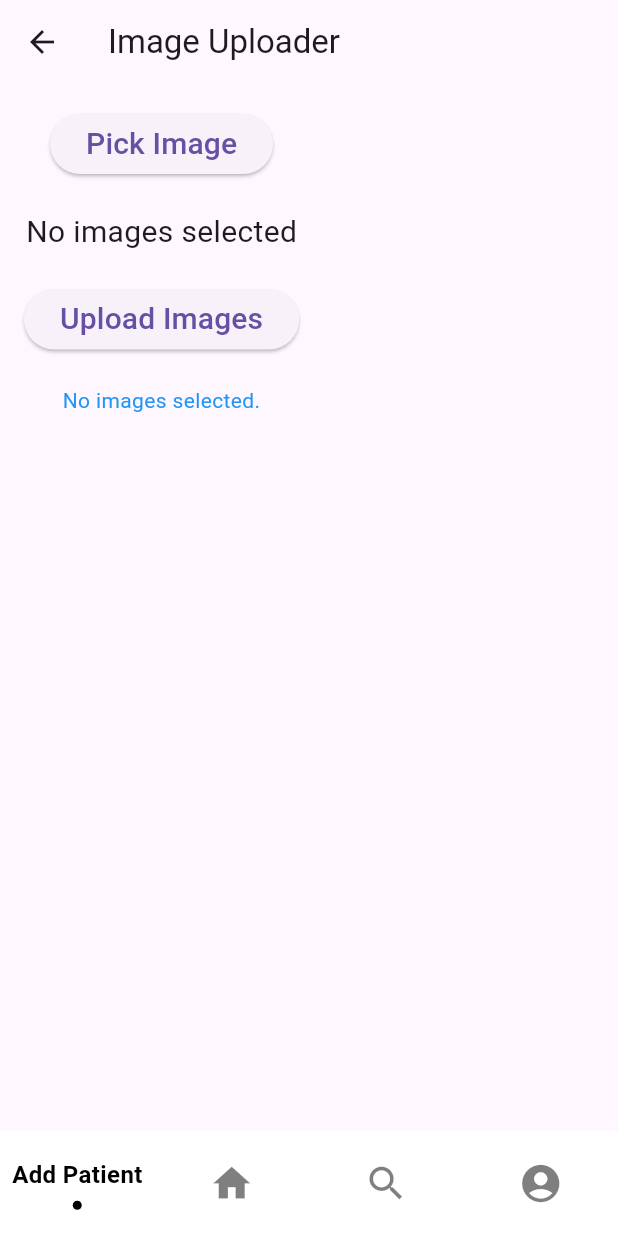
After one commit to Ezzaldeen-Saeed/RayScan, a Flutter app: the ImageUpload_subview screen opened by its route, after a tap on "Upload Images", on a phone screen of 412 x 824 dp. The commit adds this screen. Run offline on Flutter 3.47's test engine with Material 3 defaults, Android fonts, the phone set to English and light mode, and no system bars; drawn by our look-alikes of sliding_clipped_nav_bar; our stand-ins replace cloud_firestore, firebase_auth, firebase_core, go_router, hive, hive_flutter and 1 more; accounts and stored records are empty; network calls fail.

Commit message:
some cleanup

```diff
--- /dev/null
+++ b/devtools_options.yaml
@@ -0,0 +1,3 @@
+description: This file stores settings for Dart & Flutter DevTools.
+documentation: https://docs.flutter.dev/tools/devtools/extensions#configure-extension-enablement-states
+extensions:
--- a/lib/auth/auth_service.dart
+++ b/lib/auth/auth_service.dart
@@ -1,7 +1,10 @@
 import 'dart:developer';
+
 import 'package:cloud_firestore/cloud_firestore.dart';
 import 'package:firebase_auth/firebase_auth.dart';
 
+final String flaskServerUrl = "https://concrete-grub-immensely.ngrok-free.app";
+final String ngrokAuthKey = "2pDPe8ogpPOBHqz4nBgLkAcDbZ4_82p96Bo7vdpmcvDtKAWFN";
 
 class AuthService {
   final _auth = FirebaseAuth.instance;
--- a/lib/navigation/app_navigation.dart
+++ b/lib/navigation/app_navigation.dart
@@ -11,14 +11,25 @@ import 'package:testnav/views/signup_login/login_view.dart';
 import 'package:testnav/views/signup_login/signup_view.dart';
 import 'package:testnav/views/wrapper/main_wrapper.dart';
 
+import '../views/addPatient/imageUploadPage_view.dart';
+
+// Pages Names
+//  - /login
+//  - /signup
+//  - /home
+//  - /search
+//  - /profile
+//  - /addPatient
+//  - /addPatient/imageUpload_subview
+
 class AppNavigation {
   AppNavigation._();
 
   static late String initial;
-
   static Future<void> setInitial() async {
     bool isLoggedIn = await hs.isLoggedIn();
-    initial = isLoggedIn ? "/home" : "/login";
+    // initial = isLoggedIn ? "/home" : "/login";
+    initial = "/home";
     log("Since User Is Logged In Initial Route: $initial");
   }
 
@@ -72,26 +83,25 @@ class AppNavigation {
                 name: "Add Patient",
                 builder: (BuildContext context, GoRouterState state) =>
                     const AddPatientView(),
-                // When adding the Pages Inside the Home
-                // routes: [
-                //   GoRoute(
-                //     path: "subSetting",
-                //     name: "subSetting",
-                //     pageBuilder: (context, state) {
-                //       return CustomTransitionPage<void>(
-                //         key: state.pageKey,
-                //         child: const SubSettingsView(),
-                //         transitionsBuilder: (
-                //           context,
-                //           animation,
-                //           secondaryAnimation,
-                //           child,
-                //         ) =>
-                //             FadeTransition(opacity: animation, child: child),
-                //       );
-                //     },
-                //   ),
-                // ],
+                routes: [
+                  GoRoute(
+                    path: "imageUpload_subview",
+                    name: "Image Upload Page",
+                    pageBuilder: (context, state) {
+                      return CustomTransitionPage<void>(
+                        key: state.pageKey,
+                        child: ImageUpload_subview(),
+                        transitionsBuilder: (
+                          context,
+                          animation,
+                          secondaryAnimation,
+                          child,
+                        ) =>
+                            FadeTransition(opacity: animation, child: child),
+                      );
+                    },
+                  ),
+                ],
               ),
             ],
           ),
@@ -105,20 +115,6 @@ class AppNavigation {
                 name: "Home",
                 builder: (BuildContext context, GoRouterState state) =>
                     HomeView(),
-                // When adding the Pages Inside the Home
-                // routes: [
-                //   GoRoute(
-                //     path: 'subHome',
-                //     name: 'subHome',
-                //     pageBuilder: (context, state) => CustomTransitionPage<void>(
-                //       key: state.pageKey,
-                //       child: const SubHomeView(),
-                //       transitionsBuilder:
-                //           (context, animation, secondaryAnimation, child) =>
-                //               FadeTransition(opacity: animation, child: child),
-                //     ),
-                //   ),
-                // ],
               ),
             ],
           ),
--- a/lib/utils/utility.dart
+++ b/lib/utils/utility.dart
@@ -36,7 +36,6 @@ class SignUpAndLogin{
     if (user != null) {
       log("User Created Succesfully");
       login(context, email, password);
-      context.go('/home');
     }
   }
 
--- /dev/null
+++ b/lib/views/addPatient/imageUploadPage_view.dart
@@ -0,0 +1,100 @@
+import 'package:flutter/material.dart';
+import 'package:http/http.dart' as http;
+import 'package:image_picker/image_picker.dart';
+import 'package:testnav/auth/auth_service.dart';
+
+class ImageUpload_subview extends StatefulWidget {
+  @override
+  _ImageUpload_subviewState createState() => _ImageUpload_subviewState();
+}
+
+class _ImageUpload_subviewState extends State<ImageUpload_subview> {
+  List<XFile> _selectedImages = [];
+  final ImagePicker _picker = ImagePicker();
+  String _responseMessage = "";
+
+  // Pick a single image
+  Future<void> pickImage() async {
+    final pickedFile = await _picker.pickImage(source: ImageSource.gallery);
+    if (pickedFile != null) {
+      setState(() {
+        _selectedImages.add(pickedFile);
+      });
+    }
+  }
+
+  Future<void> uploadImages() async {
+    if (_selectedImages.isEmpty) {
+      setState(() {
+        _responseMessage = "No images selected.";
+      });
+      return;
+    }
+
+    final uri = Uri.parse("$flaskServerUrl/upload");
+
+    try {
+      var request = http.MultipartRequest('POST', uri);
+
+      // Add the Ngrok Authorization token
+      request.headers['Authorization'] = ngrokAuthKey;
+
+      // Add images to the request
+      for (var image in _selectedImages) {
+        request.files
+            .add(await http.MultipartFile.fromPath('files', image.path));
+      }
+
+      var response = await request.send();
+
+      if (response.statusCode == 200) {
+        var responseData = await http.Response.fromStream(response);
+        setState(() {
+          _responseMessage = responseData.body;
+        });
+      } else {
+        setState(() {
+          _responseMessage = "Error: ${response.statusCode}";
+        });
+      }
+    } catch (e) {
+      setState(() {
+        _responseMessage = "Failed to upload images: $e";
+      });
+    }
+  }
+
+  @override
+  Widget build(BuildContext context) {
+    return Scaffold(
+      appBar: AppBar(title: Text("Image Uploader")),
+      body: Padding(
+        padding: const EdgeInsets.all(16.0),
+        child: Column(
+          children: [
+            ElevatedButton(
+              onPressed: pickImage,
+              child: Text("Pick Image", style: TextStyle(fontSize: 20)),
+            ),
+            SizedBox(height: 20),
+            _selectedImages.isNotEmpty
+                ? Text("Selected Images: ${_selectedImages.length}",
+                    style: TextStyle(fontSize: 20))
+                : Text("No images selected", style: TextStyle(fontSize: 20)),
+            SizedBox(height: 20),
+            ElevatedButton(
+              onPressed: uploadImages,
+              child: Text("Upload Images", style: TextStyle(fontSize: 20)),
+            ),
+            SizedBox(height: 20),
+            Text(
+              _responseMessage,
+              textAlign: TextAlign.center,
+              style: TextStyle(color: Colors.blue),
+            ),
+          ],
+        ),
+      ),
+    );
+  }
+}
--- a/lib/views/signup_login/login_view.dart
+++ b/lib/views/signup_login/login_view.dart
@@ -57,10 +57,8 @@ class _LoginViewState extends State<LoginView> {
               onPressed: () {
                 signupLogin.login(
                   context,
-                  "test@gmail.com",
-                  "test1234",
-                  // _email.text.trim(),
-                  // _password.text.trim(),
+                  _email.text.trim(),
+                  _password.text.trim(),
                 );
               },
             ),
--- a/pubspec.yaml
+++ b/pubspec.yaml
@@ -23,6 +23,9 @@ dependencies:
 
   provider: ^6.1.2
 
+  image_picker: ^1.1.2
+  http: ^1.2.2
+
   sliding_clipped_nav_bar: ^3.1.1
   go_router: ^14.6.1
 
```
Also changed, not shown: lib/views/addPatient/addPatient_view.dart (+11 -9 lines), lib/widgets/button.dart (+35 -0 lines), pubspec.lock, 2 other files.
